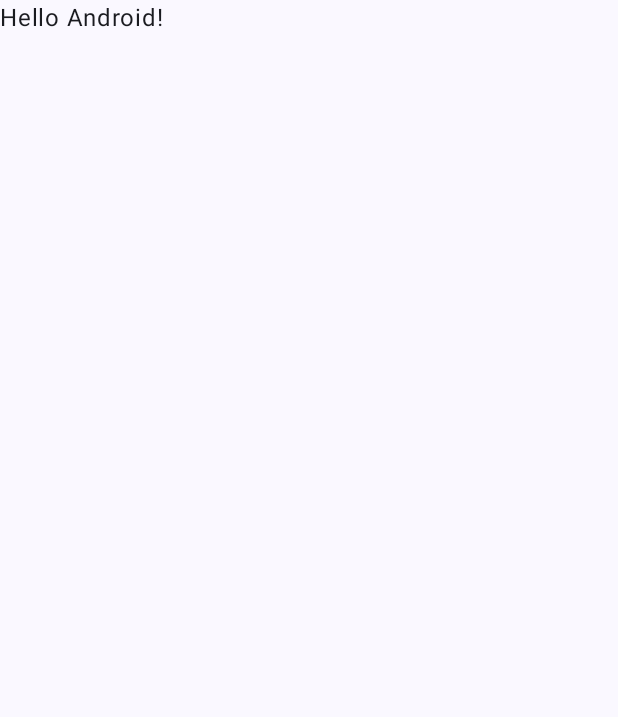
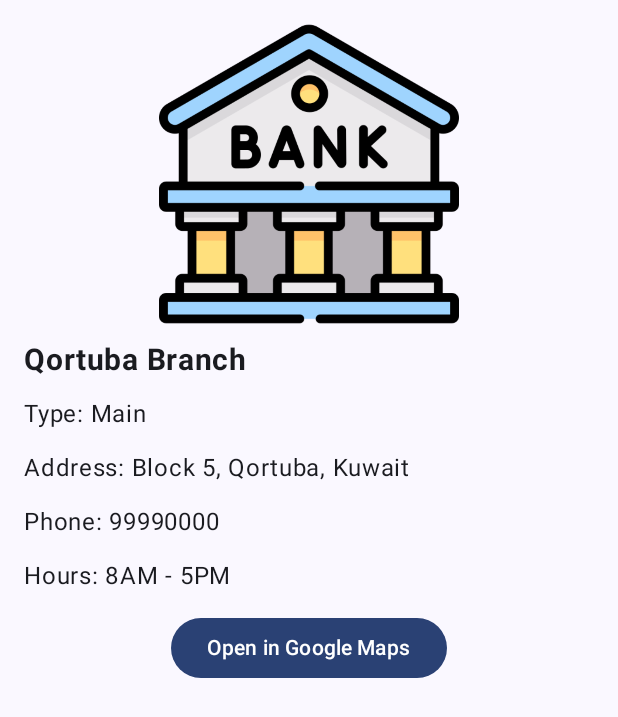
Before and after one commit to Njjoodd/MiniProject, an Android app built with Jetpack Compose: the screen it shows after launch (MainActivity), on a phone screen of 412 x 824 dp. Before the commit the part shown is almost empty. Shown: the top 717 px of the screen. Run offline under Robolectric (Android 15) with nearby library versions, the phone set to English and light mode, and no system bars.

Commit message:
As a user i need to know bank branch information, can see a list of bank branches, and can see more details about the bank branch

```diff
--- a/app/src/main/java/com/first/miniproject/MainActivity.kt
+++ b/app/src/main/java/com/first/miniproject/MainActivity.kt
@@ -1,17 +1,71 @@
 package com.first.miniproject
 
+import androidx.compose.foundation.Image
+import androidx.compose.ui.res.painterResource
+import androidx.compose.ui.platform.LocalUriHandler
+import androidx.compose.ui.Alignment
+import androidx.compose.ui.unit.sp
+import androidx.compose.ui.text.font.FontWeight
 import android.os.Bundle
 import androidx.activity.ComponentActivity
 import androidx.activity.compose.setContent
 import androidx.activity.enableEdgeToEdge
+import androidx.compose.foundation.layout.Arrangement
+import androidx.compose.foundation.layout.Column
 import androidx.compose.foundation.layout.fillMaxSize
+import androidx.compose.foundation.layout.fillMaxWidth
+import androidx.compose.foundation.layout.height
 import androidx.compose.foundation.layout.padding
+import androidx.compose.foundation.lazy.LazyColumn
+import androidx.compose.foundation.lazy.items
+import androidx.compose.material3.Button
 import androidx.compose.material3.Scaffold
 import androidx.compose.material3.Text
 import androidx.compose.runtime.Composable
 import androidx.compose.ui.Modifier
 import androidx.compose.ui.tooling.preview.Preview
+import androidx.compose.ui.unit.dp
 import com.first.miniproject.ui.theme.MiniProjectTheme
+
+enum class BranchType(val displayName: String) {
+    MAIN("Main"),
+    ATM("ATM"),
+    SERVICE("Service"),
+    OTHER("Other")
+}
+data class Branch(
+    val id: Int,
+    val name: String,
+    val type: BranchType,
+    val address: String,
+    val phone: String,
+    val hours: String,
+    val locationUrl: String,
+    val imageUri: Int? = null
+)
+
+val branchesList = listOf(
+    Branch(
+        id = 1,
+        name = "Qortuba Branch",
+        type = BranchType.MAIN,
+        address = "Block 5, Qortuba, Kuwait",
+        phone = "99990000",
+        hours = "8AM - 5PM",
+        locationUrl = "https://maps.google.com",
+        imageUri = null
+    ),
+    Branch(
+        id = 2,
+        name = "Bayan Branch",
+        type = BranchType.ATM,
+        address = "Block 2, Bayan",
+        phone = "00009999",
+        hours = "Open 24/7",
+        locationUrl = "https://maps.google.com",
+        imageUri = null
+    )
+)
 
 class MainActivity : ComponentActivity() {
     override fun onCreate(savedInstanceState: Bundle?) {
@@ -20,10 +74,15 @@ class MainActivity : ComponentActivity() {
         setContent {
             MiniProjectTheme {
                 Scaffold(modifier = Modifier.fillMaxSize()) { innerPadding ->
-                    Greeting(
-                        name = "Android",
-                        modifier = Modifier.padding(innerPadding)
-                    )
+                   // BranchesList(
+//                        branches = branchesList,
+//                        modifier = Modifier.padding(innerPadding)
+                        BranchDetails(
+                            branch = branchesList[0],
+                            modifier = Modifier.padding(innerPadding)
+                        )
+
+                  //  )
                 }
             }
         }
@@ -31,17 +90,70 @@ class MainActivity : ComponentActivity() {
 }
 
 @Composable
-fun Greeting(name: String, modifier: Modifier = Modifier) {
-    Text(
-        text = "Hello $name!",
+fun BranchesList(branches: List<Branch>, modifier: Modifier = Modifier) {
+    LazyColumn(modifier = modifier.padding(8.dp),
+        verticalArrangement = Arrangement.spacedBy(10.dp)) {
+        items(branches) { branch ->
+            BranchCard(branch = branch)
+        }
+    }
+}
+
+@Composable
+fun BranchCard(branch: Branch, modifier: Modifier = Modifier) {
+    androidx.compose.material3.Card(
         modifier = modifier
-    )
+            .fillMaxSize()
+
+    ) {
+        Column(modifier = Modifier.padding(16.dp)) {
+            Text(text = branch.name)
+            Text(text = branch.address)
+        }
+    }
 }
+
+@Composable
+fun BranchDetails(branch: Branch, modifier: Modifier = Modifier) {
+    val uriHandler = LocalUriHandler.current
+
+    Column(
+        modifier = modifier
+            .padding(16.dp)
+            .fillMaxSize(),
+        verticalArrangement = Arrangement.spacedBy(12.dp)
+    ) {
+        // Show image or fallback placeholder
+        val image = branch.imageUri ?: R.drawable.placeholder_branch
+        Image(
+            painter = painterResource(id = image),
+            contentDescription = "Branch Image",
+            modifier = Modifier
+                .fillMaxWidth()
+                .height(200.dp)
+        )
+
+        Text(text = branch.name, fontSize = 20.sp, fontWeight = FontWeight.Bold)
+        Text(text = "Type: ${branch.type.displayName}")
+        Text(text = "Address: ${branch.address}")
+        Text(text = "Phone: ${branch.phone}")
+        Text(text = "Hours: ${branch.hours}")
+
+        Button(
+            onClick = { uriHandler.openUri(branch.locationUrl) },
+            modifier = Modifier.align(Alignment.CenterHorizontally)
+        ) {
+            Text("Open in Google Maps")
+        }
+    }
+}
+
+
 
 @Preview(showBackground = true)
 @Composable
 fun GreetingPreview() {
     MiniProjectTheme {
-        Greeting("Android")
+
     }
 }
```
Also changed, not shown: app/src/main/res/drawable/placeholder_branch.png (added).
